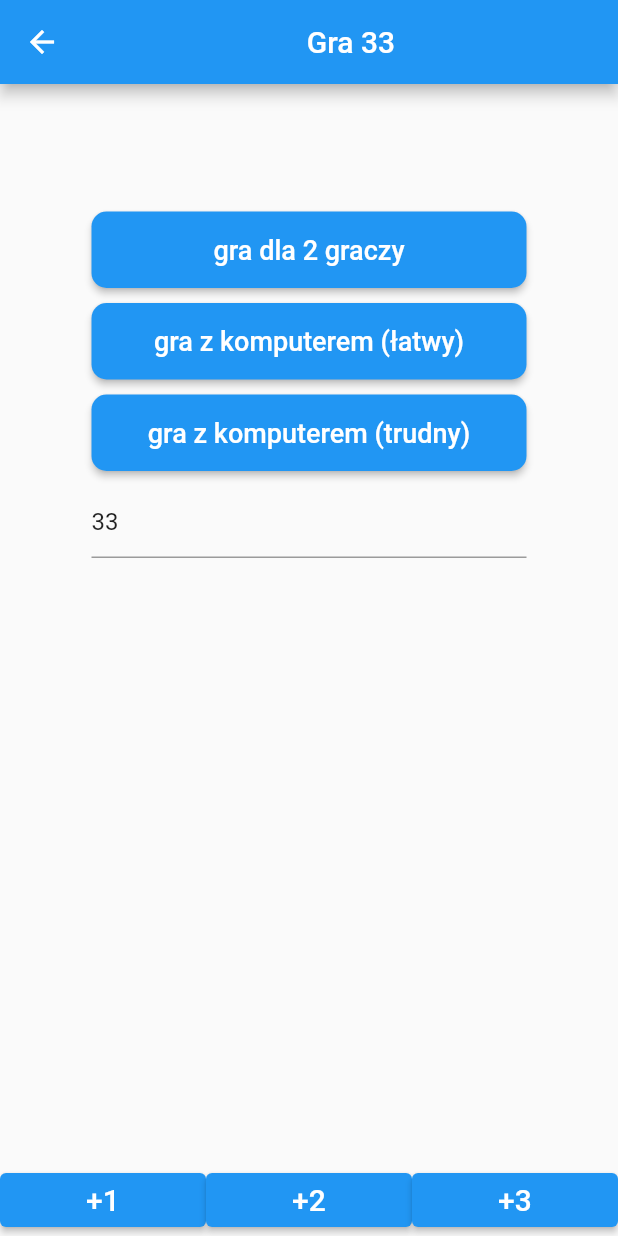
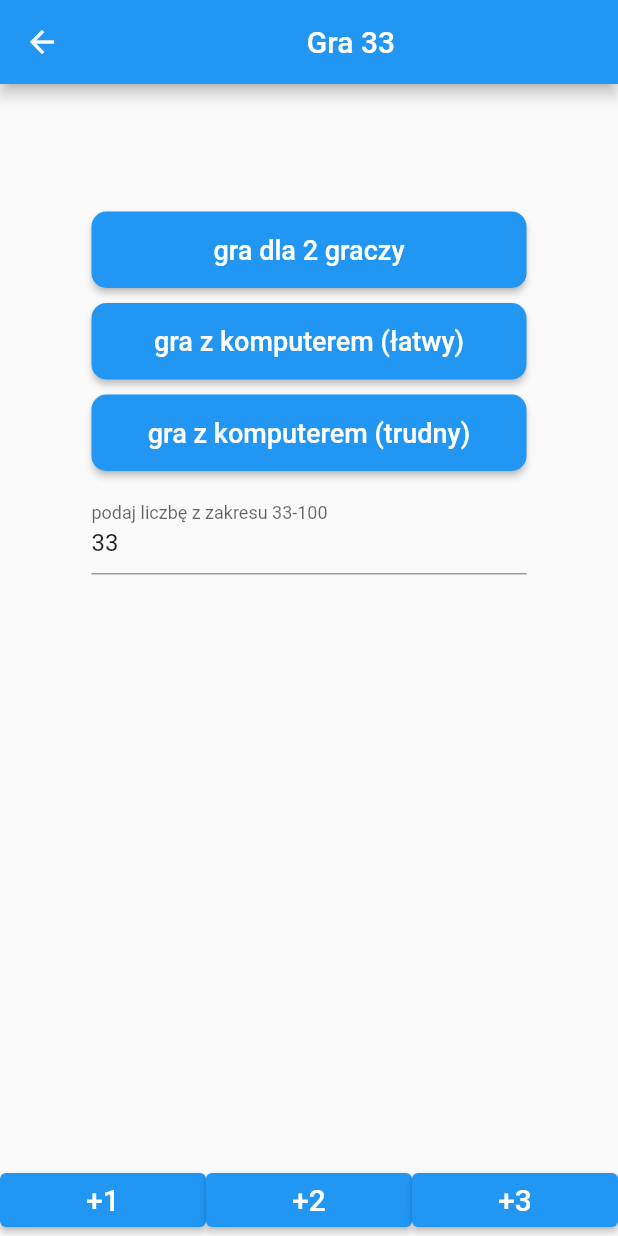
Before and after one commit to michalprog/gierkownia, a Flutter app: the Gra33 screen opened directly, on a phone screen of 412 x 824 dp. Run offline on Flutter 3.47's test engine with Material 2 defaults, Android fonts, the phone set to English and light mode, and no system bars.

Commit message:
lekkie modyfikacje

```diff
--- a/lib/33_start.dart
+++ b/lib/33_start.dart
@@ -72,6 +72,7 @@ class _Start_33State extends State<Start_33> {
           width: 300,
           padding: const EdgeInsets.all(5),
         child:TextFormField(
+          decoration: const InputDecoration(labelText: 'podaj liczbę z zakresu 33-100'),
           initialValue: '33',
           keyboardType: TextInputType.number,
           inputFormatters: [
```
Also changed, not shown: lib/33_klasa.dart (+7 -2 lines).
